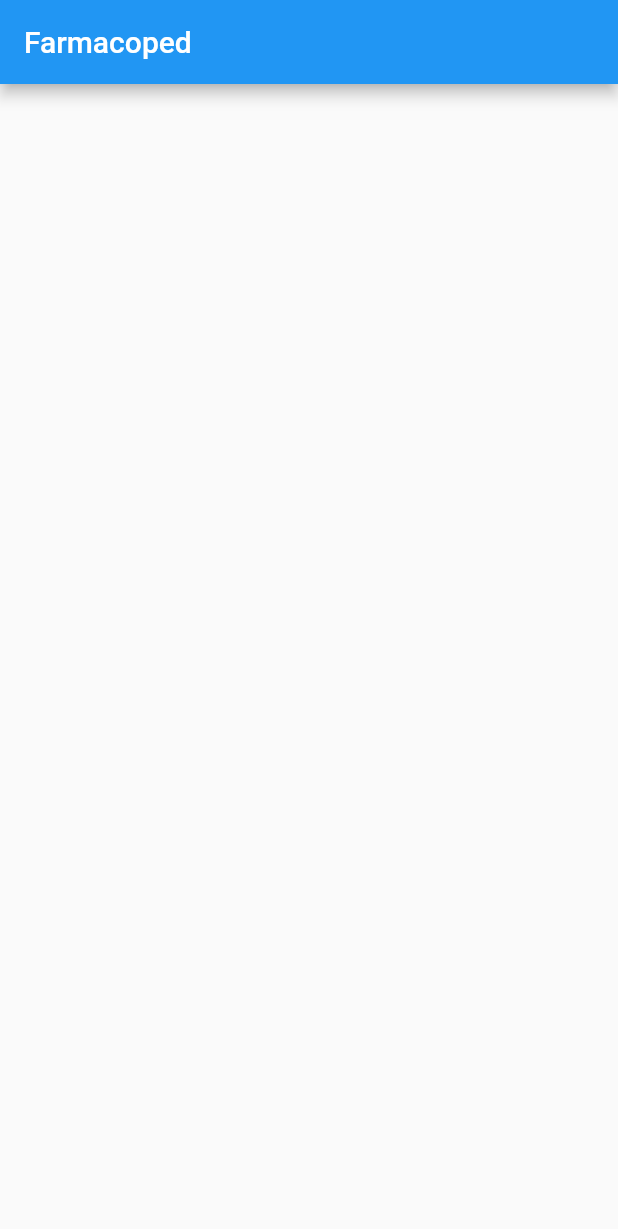
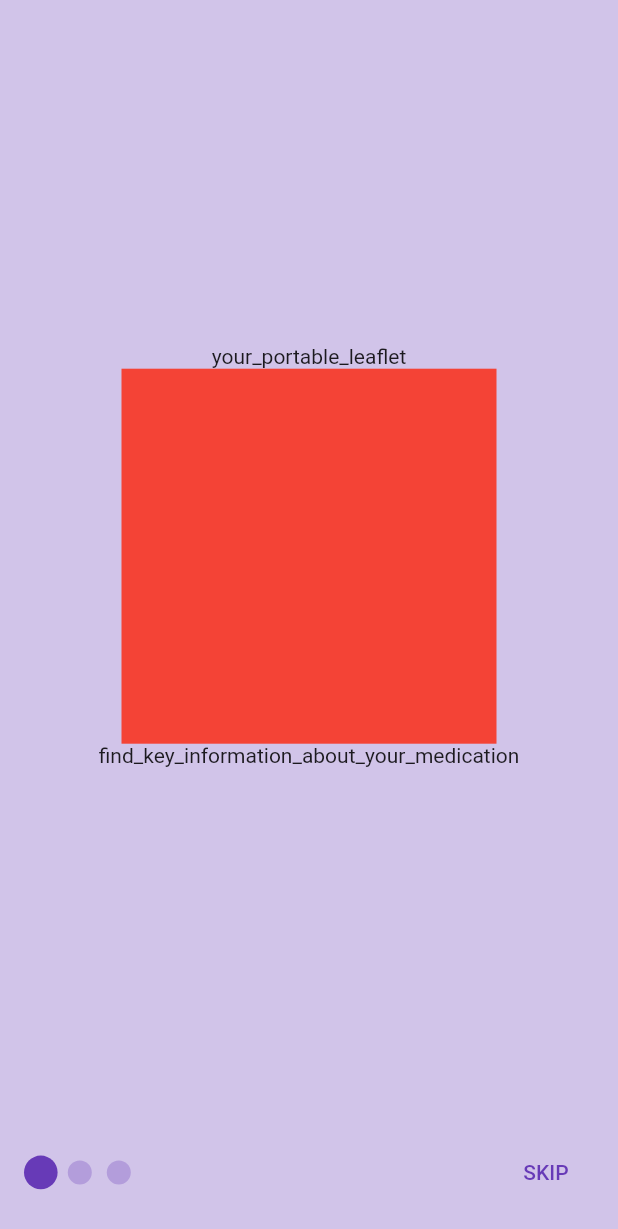
Before and after one commit to anselmoparente/Farmacoped, a Flutter app: the screen it shows after launch, on a phone screen of 412 x 824 dp. Shown: the top 1229 px of the screen. Run offline on Flutter 3.47's test engine with Material 2 defaults, Android fonts, the phone set to English and light mode, and no system bars; drawn by our look-alikes of smooth_page_indicator; our stand-ins replace get.

Commit message:
Update languages and finished mock for tutorial pages

```diff
--- a/lib/controllers/tutorial_controller.dart
+++ b/lib/controllers/tutorial_controller.dart
@@ -1,3 +1,7 @@
 import 'package:get/get.dart';
 
-class TutorialController extends GetxController {}
+class TutorialController extends GetxController {
+  final _currentPage = 0.obs;
+  int get currentPage => _currentPage.value;
+  set currentPage(int value) => _currentPage.value = value;
+}
--- a/lib/translations/app_translations.dart
+++ b/lib/translations/app_translations.dart
@@ -1,13 +1,11 @@
 import 'package:get/get.dart';
 
-import 'package:farmacoped/translations/en_US/en_us_translation.dart';
 import 'package:farmacoped/translations/es_ES/es_es_translations.dart';
 import 'package:farmacoped/translations/pt_BR/pt_br_translations.dart';
 
 class AppTranslations extends Translations {
   @override
   Map<String, Map<String, String>> get keys => {
-        'en_US': enUS,
         'es_ES': esES,
         'pt_BR': ptBR,
       };
--- a/lib/translations/en_US/en_us_translation.dart
+++ /dev/null
@@ -1 +0,0 @@
-final Map<String, String> enUS = {};
--- a/lib/translations/es_ES/es_es_translations.dart
+++ b/lib/translations/es_ES/es_es_translations.dart
@@ -1 +1,12 @@
-final Map<String, String> esES = {};
+final Map<String, String> esES = {
+  'your_portable_leaflet': 'Tu folleto portátil',
+  'find_key_information_about_your_medication':
+      'Encuentre información clave sobre su medicamento',
+  'skip': 'Saltar',
+  'start': 'Comenzar',
+  'mark_the_favorites': 'Marcas favoritos',
+  'save_your_most_important_medications_to_favorites':
+      'Guarde sus medicamentos más importantes en favoritos',
+  'offline_access': 'Acceso sin conexión',
+  'download_prescriptions': 'Descargar recetas',
+};
--- a/lib/translations/pt_BR/pt_br_translations.dart
+++ b/lib/translations/pt_BR/pt_br_translations.dart
@@ -1 +1,12 @@
-final Map<String, String> ptBR = {};
+final Map<String, String> ptBR = {
+  'your_portable_leaflet': 'Sua bula portátil',
+  'find_key_information_about_your_medication':
+      'Encontre as principais informações sobre seu medicamento',
+  'skip': 'Pular',
+  'start': 'Começar',
+  'mark_the_favorites': 'Marque as favoritas',
+  'save_your_most_important_medications_to_favorites':
+      'Salve suas medicações mais importantes nas favoritas',
+  'offline_access': 'Acesso offline',
+  'download_prescriptions': 'Faça o download das prescrições',
+};
--- a/lib/ui/tutorial_page/tutorial_page.dart
+++ b/lib/ui/tutorial_page/tutorial_page.dart
@@ -1,16 +1,77 @@
+import 'dart:developer';
+
+import 'package:farmacoped/ui/tutorial_page/widgets/first_page.dart';
+import 'package:farmacoped/ui/tutorial_page/widgets/second_page.dart';
+import 'package:farmacoped/ui/tutorial_page/widgets/third_page.dart';
 import 'package:flutter/material.dart';
 import 'package:get/get.dart';
 
 import 'package:farmacoped/controllers/tutorial_controller.dart';
+import 'package:smooth_page_indicator/smooth_page_indicator.dart';
 
 class TutorialPage extends GetView<TutorialController> {
   const TutorialPage({super.key});
 
   @override
   Widget build(BuildContext context) {
+    final PageController pageController = PageController(
+      initialPage: 0,
+    );
+
     return Scaffold(
-      appBar: AppBar(
-        title: const Text('Farmacoped'),
+      backgroundColor: Colors.deepPurple[100],
+      body: Column(
+        children: [
+          SizedBox(
+            height: Get.height * 0.9,
+            child: PageView(
+              controller: pageController,
+              onPageChanged: (int? page) {
+                controller.currentPage = page!;
+                log(controller.currentPage.toString());
+              },
+              children: const [
+                FirstPage(),
+                SecondPage(),
+                ThirdPage(),
+              ],
+            ),
+          ),
+          Row(
+            mainAxisAlignment: MainAxisAlignment.spaceBetween,
+            children: [
+              Container(
+                padding: const EdgeInsets.all(16.0),
+                child: SmoothPageIndicator(
+                  controller: pageController,
+                  effect: ScaleEffect(
+                    activeDotColor: Colors.deepPurple,
+                    dotColor: Colors.deepPurple[200]!,
+                  ),
+                  count: 3,
+                ),
+              ),
+              Container(
+                padding: const EdgeInsets.all(16.0),
+                child: TextButton(
+                  onPressed: () {
+                    log(pageController.page.toString());
+                  },
+                  child: Obx(
+                    () => Text(
+                      controller.currentPage == 2
+                          ? 'start'.tr.toUpperCase()
+                          : 'skip'.tr.toUpperCase(),
+                      style: const TextStyle(
+                        color: Colors.deepPurple,
+                      ),
+                    ),
+                  ),
+                ),
+              )
+            ],
+          ),
+        ],
       ),
     );
   }
--- /dev/null
+++ b/lib/ui/tutorial_page/widgets/first_page.dart
@@ -0,0 +1,22 @@
+import 'package:flutter/material.dart';
+import 'package:get/get.dart';
+
+class FirstPage extends StatelessWidget {
+  const FirstPage({super.key});
+
+  @override
+  Widget build(BuildContext context) {
+    return Column(
+      mainAxisAlignment: MainAxisAlignment.center,
+      children: [
+        Text('your_portable_leaflet'.tr),
+        Container(
+          height: 250,
+          width: 250,
+          color: Colors.red,
+        ),
+        Text('find_key_information_about_your_medication'.tr),
+      ],
+    );
+  }
+}
--- /dev/null
+++ b/lib/ui/tutorial_page/widgets/second_page.dart
@@ -0,0 +1,22 @@
+import 'package:flutter/material.dart';
+import 'package:get/get.dart';
+
+class SecondPage extends StatelessWidget {
+  const SecondPage({super.key});
+
+  @override
+  Widget build(BuildContext context) {
+    return Column(
+      mainAxisAlignment: MainAxisAlignment.center,
+      children: [
+        Text('mark_the_favorites'.tr),
+        Container(
+          height: 250,
+          width: 250,
+          color: Colors.red,
+        ),
+        Text('save_your_most_important_medications_to_favorites'.tr),
+      ],
+    );
+  }
+}
--- /dev/null
+++ b/lib/ui/tutorial_page/widgets/third_page.dart
@@ -0,0 +1,22 @@
+import 'package:flutter/material.dart';
+import 'package:get/get.dart';
+
+class ThirdPage extends StatelessWidget {
+  const ThirdPage({super.key});
+
+  @override
+  Widget build(BuildContext context) {
+    return Column(
+      mainAxisAlignment: MainAxisAlignment.center,
+      children: [
+        Text('offline_access'.tr),
+        Container(
+          height: 250,
+          width: 250,
+          color: Colors.red,
+        ),
+        Text('download_prescriptions'.tr),
+      ],
+    );
+  }
+}
--- a/pubspec.yaml
+++ b/pubspec.yaml
@@ -32,6 +32,7 @@ dependencies:
 
   get: ^4.6.5
   get_storage: ^2.0.3
+  smooth_page_indicator: ^1.0.0+2
 
 dev_dependencies:
   flutter_test:
```
Also changed, not shown: pubspec.lock.
